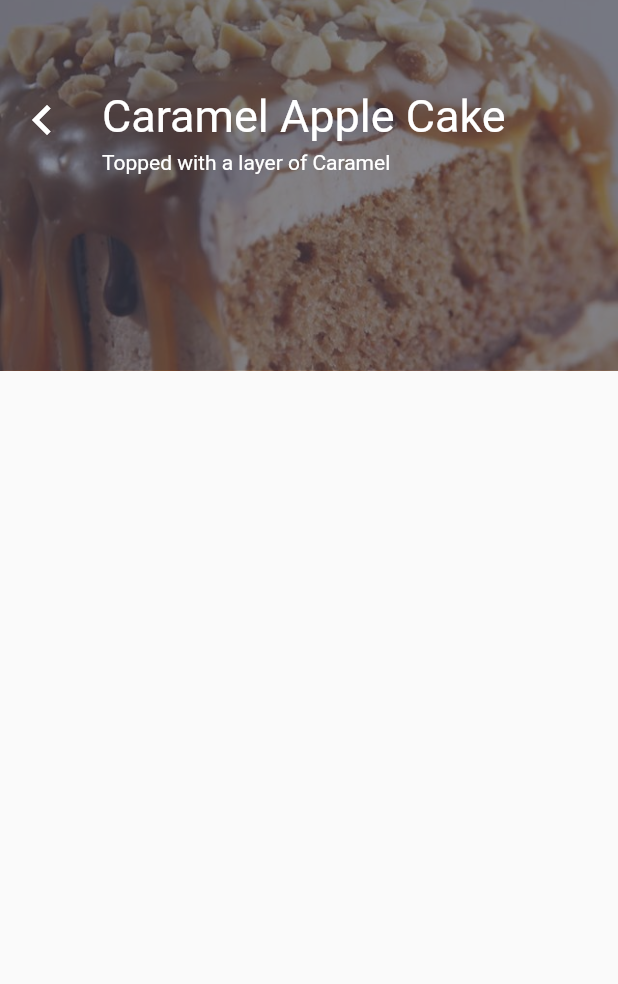
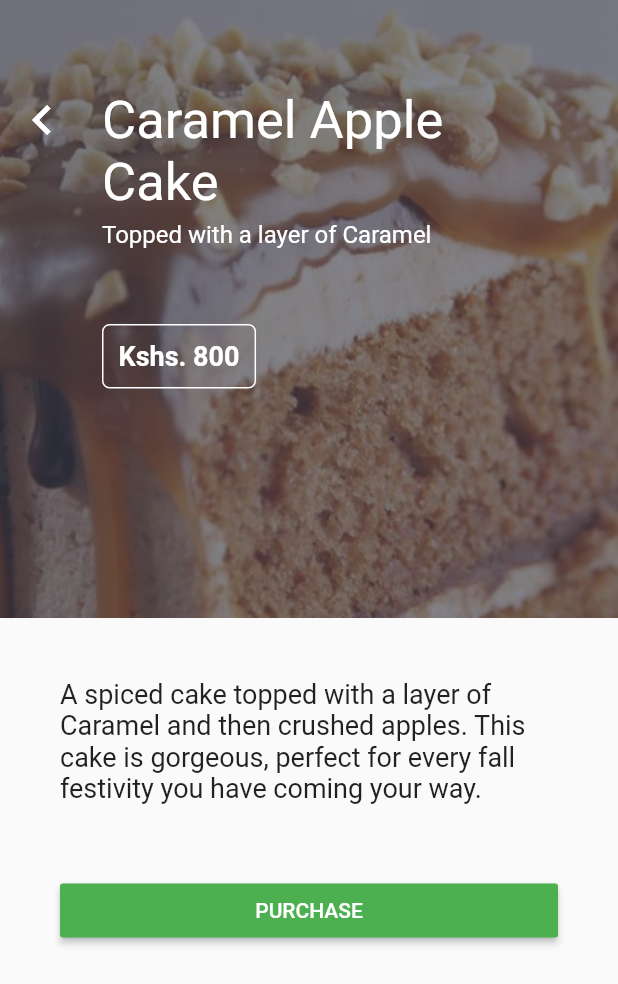
Before and after one commit to musumbidenis/cake-ordering-app, a Flutter app: the CaramelApple screen opened directly, on a phone screen of 412 x 824 dp. Shown: the top 984 px of the screen. Run offline on Flutter 3.47's test engine with Material 2 defaults, Android fonts, the phone set to English and light mode, and no system bars.

Commit message:
Modified Caramel Apple detail page

```diff
--- a/lib/descriptions/caramelApple.dart
+++ b/lib/descriptions/caramelApple.dart
@@ -9,12 +9,14 @@ class _CaramelAppleState extends State<CaramelApple> {
   @override
   Widget build(BuildContext context) {
     return Scaffold(
-        body: Stack(
+      body: Column(
+        children: <Widget>[
+          Stack(
             children: <Widget>[
               ///Cake Image Display///
               Container(
                   padding: EdgeInsets.only(left: 10.0),
-            height: MediaQuery.of(context).size.height * 0.3,
+                  height: MediaQuery.of(context).size.height * 0.5,
                   decoration: BoxDecoration(
                     image: DecorationImage(
                       image: AssetImage("assets/caramelApple.png"),
@@ -24,10 +26,11 @@ class _CaramelAppleState extends State<CaramelApple> {
 
               ///Title///
               Container(
-            height: MediaQuery.of(context).size.height * 0.3,
+                  height: MediaQuery.of(context).size.height * 0.5,
                   padding: EdgeInsets.all(40.0),
                   width: MediaQuery.of(context).size.width,
-            decoration: BoxDecoration(color: Color.fromRGBO(58, 66, 86, .6)),
+                  decoration:
+                      BoxDecoration(color: Color.fromRGBO(58, 66, 86, .6)),
                   child: Padding(
                     padding: const EdgeInsets.only(left: 28.0),
                     child: Column(
@@ -36,15 +39,42 @@ class _CaramelAppleState extends State<CaramelApple> {
                         SizedBox(height: 20.0),
                         Text(
                           "Caramel Apple Cake",
-                    style: TextStyle(color: Colors.white, fontSize: 30.0),
+                          style: TextStyle(color: Colors.white, fontSize: 35.0),
                         ),
-                  SizedBox(height: 5.0,),
-                  Text(
-                    "Topped with a layer of Caramel",
-                    style: TextStyle(fontSize: 14.0,color: Colors.white)),
+                        SizedBox(
+                          height: 5.0,
+                        ),
+                        Text("Topped with a layer of Caramel",
+                            style:
+                                TextStyle(fontSize: 16.0, color: Colors.white)),
+                        SizedBox(height: 50.0),
+                        Row(
+                          mainAxisAlignment: MainAxisAlignment.start,
+                          children: <Widget>[
+                            Row(
+                              children: <Widget>[
+                                Container(
+                                  padding: const EdgeInsets.all(10.0),
+                                  decoration: BoxDecoration(
+                                      border: Border.all(color: Colors.white),
+                                      borderRadius: BorderRadius.circular(5.0)),
+                                  child: Text(
+                                    "\Kshs. 800",
+                                    style: TextStyle(
+                                        fontSize: 18.0,
+                                        color: Colors.white,
+                                        fontWeight: FontWeight.bold),
+                                  ),
+                                ),
+                              ],
+                            )
+                          ],
+                        ),
                       ],
                     ),
                   )),
+
+              ///Back-button///
               Positioned(
                 left: 8.0,
                 top: 60.0,
@@ -58,8 +88,39 @@ class _CaramelAppleState extends State<CaramelApple> {
                     size: 40,
                   ),
                 ),
+              ),
+            ],
+          ),
+
+          ///Description Details///
+          Container(
+            // height: MediaQuery.of(context).size.height,
+            width: MediaQuery.of(context).size.width,
+            // color: Theme.of(context).primaryColor,
+            padding: EdgeInsets.all(40.0),
+            child: Center(
+              child: Column(
+                children: <Widget>[
+                  Text(
+                    "A spiced cake topped with a layer of Caramel and then crushed apples. This cake is gorgeous, perfect for every fall festivity you have coming your way.",
+                    style: TextStyle(fontSize: 18.0),
+                  ),
+                  SizedBox(height: 30.0),
+                  Container(
+                      padding: EdgeInsets.symmetric(vertical: 17.0),
+                      width: MediaQuery.of(context).size.width,
+                      child: RaisedButton(
+                        onPressed: () => {},
+                        color: Colors.green,
+                        child: Text("PURCHASE",
+                            style: TextStyle(color: Colors.white)),
+                      )),
+                ],
+              ),
+            ),
           )
         ],
-    ));
+      ),
+    );
   }
 }
--- a/lib/main.dart
+++ b/lib/main.dart
@@ -1,3 +1,4 @@
+import 'package:cakeordering/pages/chocolateCakes.dart';
 import 'package:cakeordering/pages/fruitCakes.dart';
 import 'package:flutter/material.dart';
 
@@ -10,7 +11,7 @@ class MyApp extends StatelessWidget {
     return MaterialApp(
       debugShowCheckedModeBanner: false,
       title: 'Cake Ordering App',
-      home: FruitCakes(),
+      home: ChocolateCakes(),
     );
   }
 }
--- a/lib/pages/chocolateCakes.dart
+++ b/lib/pages/chocolateCakes.dart
@@ -1,8 +1,6 @@
-import 'package:cakeordering/description.dart';
 import 'package:cakeordering/descriptions/caramelApple.dart';
 import 'package:cakeordering/pages/fruitCakes.dart';
 import 'package:flutter/material.dart';
-import '../second.dart';
 import 'spongeCakes.dart';
 
 class ChocolateCakes extends StatelessWidget {
--- a/lib/pages/fruitCakes.dart
+++ b/lib/pages/fruitCakes.dart
@@ -1,3 +1,4 @@
+import 'package:cakeordering/descriptions/caramelApple.dart';
 import 'package:cakeordering/pages/chocolateCakes.dart';
 import 'package:cakeordering/pages/spongeCakes.dart';
 import 'package:cakeordering/second.dart';
@@ -198,7 +199,17 @@ class _FruitCakesState extends State<FruitCakes> {
                             borderRadius: BorderRadius.only(
                                 topRight: Radius.circular(10),
                                 topLeft: Radius.circular(10)),
-                            child: Image.asset("assets/caramelApple.png", fit: BoxFit.fitWidth,),
+                            child: GestureDetector(
+                              onTap: (){
+                                Navigator.push(context, MaterialPageRoute(builder: (_){
+                                  return CaramelApple();
+                                }));
+                              },
+                              child: Hero(
+                                  tag: 'caramelApple',
+                                  child: Image.asset("assets/caramelApple.png", fit: BoxFit.fitWidth,)
+                              ),
+                            ),
                           ),
                       ],
                       ),
```
Lines whose indentation alone changed are shown as unchanged.
